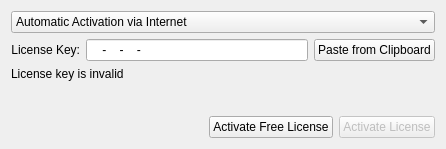
Qt form client/src/ui/widgets/settings/license_widget.ui (networkoptix/nx_open) before a commit.
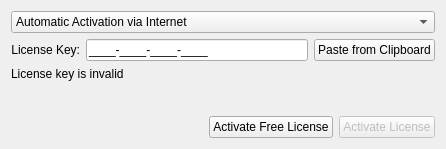
The same form after that commit. Custom widgets are drawn as their Qt base class.

Commit message:
Placeholders on license widget
<==== Mercurial data ====>
Branch: master

Patch:
```diff
--- a/client/src/ui/widgets/settings/license_widget.ui
+++ b/client/src/ui/widgets/settings/license_widget.ui
@@ -62,7 +62,7 @@
          <item>
           <widget class="QLineEdit" name="onlineKeyEdit">
            <property name="inputMask">
-            <string notr="true">&gt;NNNN-NNNN-NNNN-NNNN</string>
+            <string notr="true">&gt;NNNN-NNNN-NNNN-NNNN;_</string>
            </property>
            <property name="text">
             <string notr="true">---</string>
```
